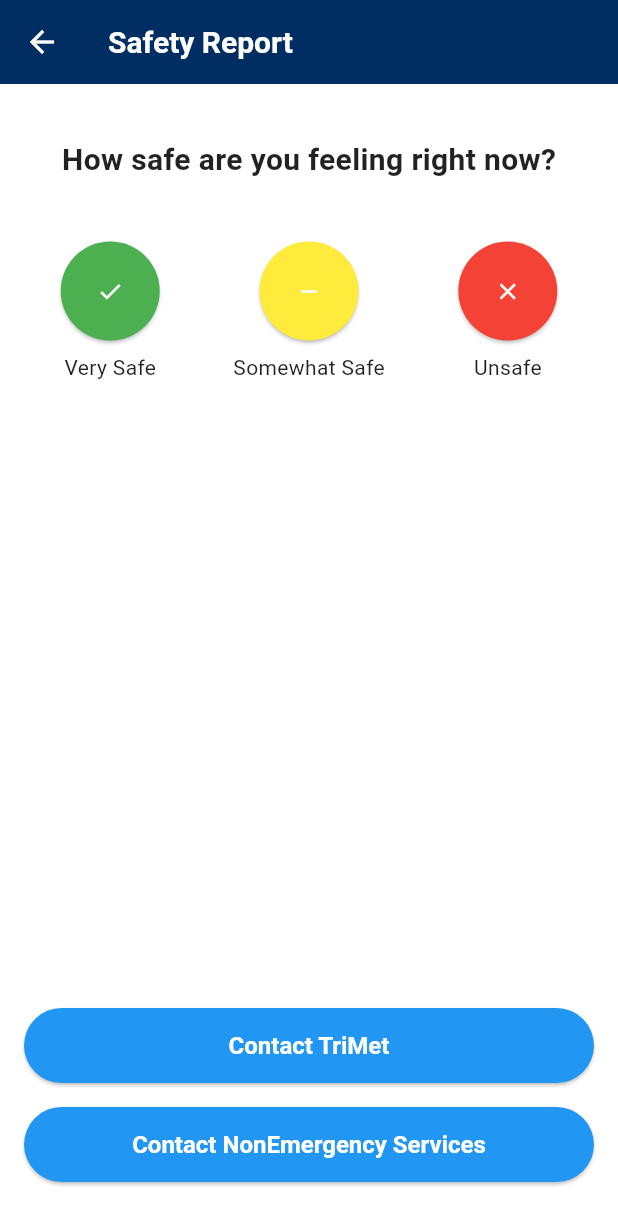
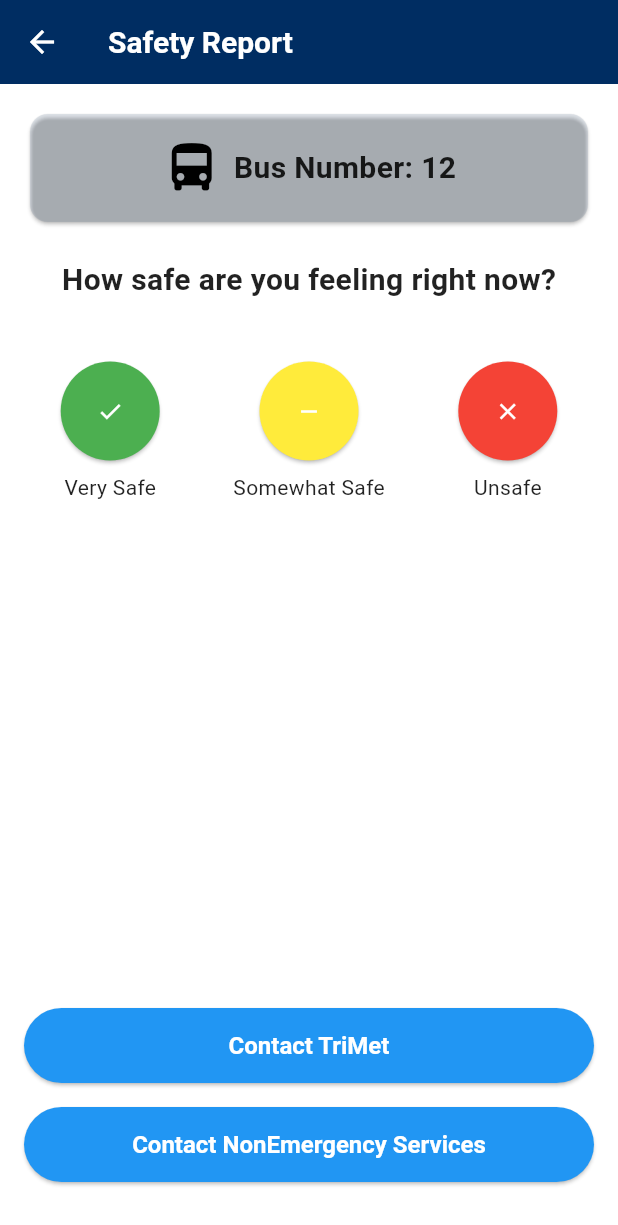
Before and after one commit to HaileeVandiver/Act_Safe_Mobile_UI, a Flutter app: the screen it shows after launch, after a tap on "Make a Report", on a phone screen of 412 x 824 dp. Shown: the top 1225 px of the screen. Run offline on Flutter 3.47's test engine with Material 3 defaults, Android fonts, the phone set to English and light mode, and no system bars; network calls fail.

Commit message:
improve search bar, add menu

```diff
--- a/lib/screens/home_page.dart
+++ b/lib/screens/home_page.dart
@@ -27,7 +27,45 @@ class HomePage extends StatelessWidget {
             const Spacer(),
             IconButton(
               icon: const Icon(Icons.menu, color: Colors.black),
-              onPressed: () {},
+              onPressed: () {
+                showModalBottomSheet(
+                  context: context,
+                  builder: (BuildContext context) {
+                    return Column(
+                      mainAxisSize: MainAxisSize.min,
+                      children: [
+                        ListTile(
+                          leading: const Icon(Icons.account_circle),
+                          title: const Text('My Account'),
+                          onTap: () {
+                            Navigator.pop(context);
+                            // Add navigation logic for My Account
+                          },
+                        ),
+                        ListTile(
+                          leading: const Icon(Icons.directions_bus),
+                          title: const Text('Find Transit'),
+                          onTap: () {
+                            Navigator.pop(context);
+                            // Add navigation logic for Find Transit
+                          },
+                        ),
+                        ListTile(
+                          leading: const Icon(Icons.report),
+                          title: const Text('Make a Report'),
+                          onTap: () {
+                            Navigator.pop(context);
+                            Navigator.push(
+                              context,
+                              MaterialPageRoute(builder: (context) => const SafetyReport()),
+                            );
+                          },
+                        ),
+                      ],
+                    );
+                  },
+                );
+              },
             ),
           ],
         ),
@@ -41,13 +79,38 @@ class HomePage extends StatelessWidget {
             // Search Bar
             TextField(
               decoration: InputDecoration(
-                prefixIcon: const Icon(Icons.search),
-                hintText: 'Bus or max stop address',
+                prefixIcon: const Icon(
+                  Icons.search,
+                  color: Colors.black54,
+                ),
+                hintText: 'Search for bus or stop address',
+                hintStyle: TextStyle(
+                  color: Colors.black54,
+                  fontSize: 16,
+                  fontWeight: FontWeight.w500,
+                ),
                 filled: true,
-                fillColor: Theme.of(context).colorScheme.onPrimary, // Use theme color
+                fillColor: Colors.white,
                 border: OutlineInputBorder(
-                  borderRadius: BorderRadius.circular(25.0),
-                  borderSide: BorderSide.none,
+                  borderRadius: BorderRadius.circular(30.0),
+                  borderSide: BorderSide(
+                    color: Colors.grey.shade400,
+                    width: 1.0,
+                  ),
+                ),
+                focusedBorder: OutlineInputBorder(
+                  borderRadius: BorderRadius.circular(30.0),
+                  borderSide: BorderSide(
+                    color: Theme.of(context).colorScheme.primary,
+                    width: 2.0,
+                  ),
+                ),
+                enabledBorder: OutlineInputBorder(
+                  borderRadius: BorderRadius.circular(30.0),
+                  borderSide: BorderSide(
+                    color: Colors.grey.shade400,
+                    width: 1.0,
+                  ),
                 ),
               ),
             ),
@@ -87,9 +150,15 @@ class HomePage extends StatelessWidget {
               ),
             ),
             const SizedBox(height: 10),
-            // Row of horizontally scrollable transit stops
-            SizedBox(
-              height: 150,
+            // Colored block containing transit stops
+            Container(
+              padding: const EdgeInsets.symmetric(vertical: 16.0),
+              decoration: BoxDecoration(
+                color: Theme.of(context).colorScheme.onSecondary.withOpacity(0.1), // Subtle color difference
+                borderRadius: BorderRadius.circular(12.0),
+              ),
+              child: SizedBox(
+                height: 180, // Increased height
                 child: ListView(
                   scrollDirection: Axis.horizontal,
                   children: List.generate(4, (index) {
@@ -133,10 +202,26 @@ class HomePage extends StatelessWidget {
                   }),
                 ),
               ),
+            ),
             const SizedBox(height: 20),
-            // Another Row of horizontally scrollable transit stops (if needed)
-            SizedBox(
-              height: 150,
+            // Frequently Used Section
+            const Text(
+              'Frequently Used',
+              style: TextStyle(
+                fontSize: 18,
+                fontWeight: FontWeight.bold,
+              ),
+            ),
+            const SizedBox(height: 10),
+            // Colored block containing frequently used transit stops
+            Container(
+              padding: const EdgeInsets.symmetric(vertical: 16.0),
+              decoration: BoxDecoration(
+                color: Theme.of(context).colorScheme.onSecondary.withOpacity(0.1), // Subtle color difference
+                borderRadius: BorderRadius.circular(12.0),
+              ),
+              child: SizedBox(
+                height: 180, // Increased height
                 child: ListView(
                   scrollDirection: Axis.horizontal,
                   children: List.generate(4, (index) {
@@ -180,6 +265,7 @@ class HomePage extends StatelessWidget {
                   }),
                 ),
               ),
+            ),
           ],
         ),
       ),
--- a/lib/screens/safety_report.dart
+++ b/lib/screens/safety_report.dart
@@ -3,6 +3,7 @@ import 'package:http/http.dart' as http;
 import 'dart:convert';
 
 class SafetyReport extends StatelessWidget {
+  final String busNumber = '12';
   const SafetyReport({Key? key}) : super(key: key);
 
   Future<void> sendSafetyReport(BuildContext context, String safetyStatus) async {
@@ -32,11 +33,11 @@ class SafetyReport extends StatelessWidget {
         print('Record inserted successfully.');
       } else {
         // Handle server error
-        print('Failed to insert record: ${response.statusCode}');
+        print('Failed to insert record: \${response.statusCode}');
       }
     } catch (e) {
       // Handle any errors
-      print('Error: $e');
+      print('Error: \$e');
     }
   }
 
@@ -51,6 +52,31 @@ class SafetyReport extends StatelessWidget {
         child: Column(
           crossAxisAlignment: CrossAxisAlignment.center,
           children: [
+            // Display the bus number at the top
+            Card(
+              color: Theme.of(context).colorScheme.primary.withOpacity(0.1),
+              child: Padding(
+                padding: const EdgeInsets.all(16.0),
+                child: Row(
+                  mainAxisAlignment: MainAxisAlignment.center,
+                  children: [
+                    const Icon(
+                      Icons.directions_bus,
+                      size: 40,
+                      color: Colors.black,
+                    ),
+                    const SizedBox(width: 8),
+                    Text(
+                      'Bus Number: 12',
+                      style: const TextStyle(
+                        fontSize: 20,
+                        fontWeight: FontWeight.bold,
+                      ),
+                    ),
+                  ],
+                ),
+              ),
+            ),
             const SizedBox(height: 20),
             const Text(
               'How safe are you feeling right now?',
```
Also changed, not shown: 6 other files. Lines whose indentation alone changed are shown as unchanged.
